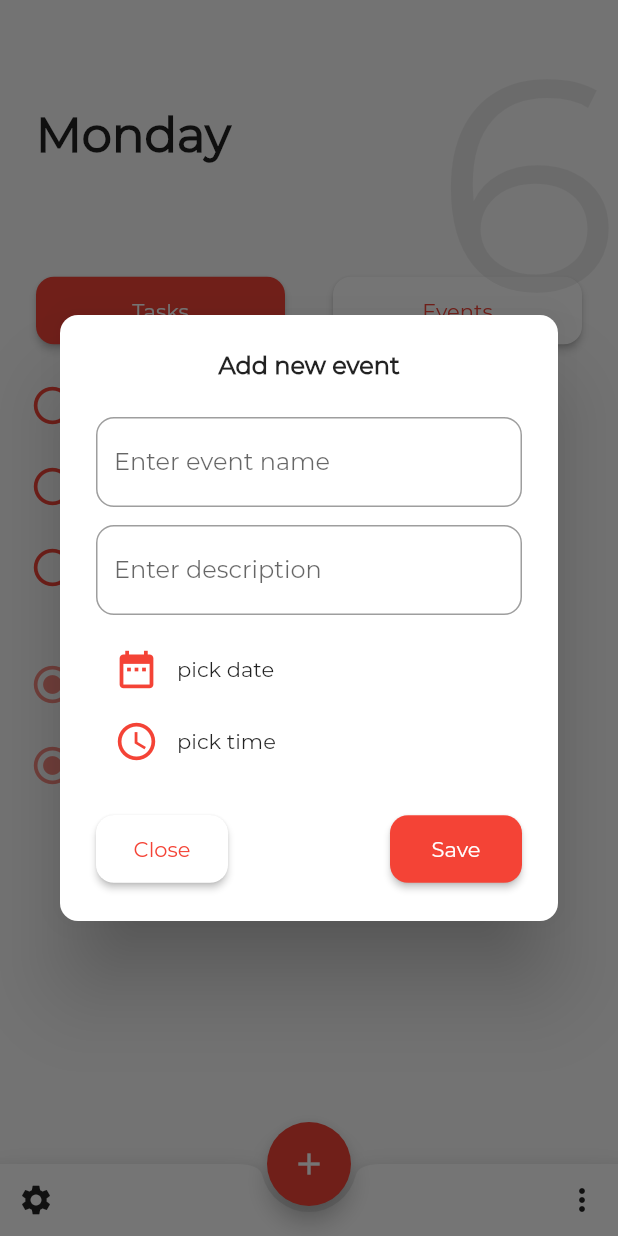
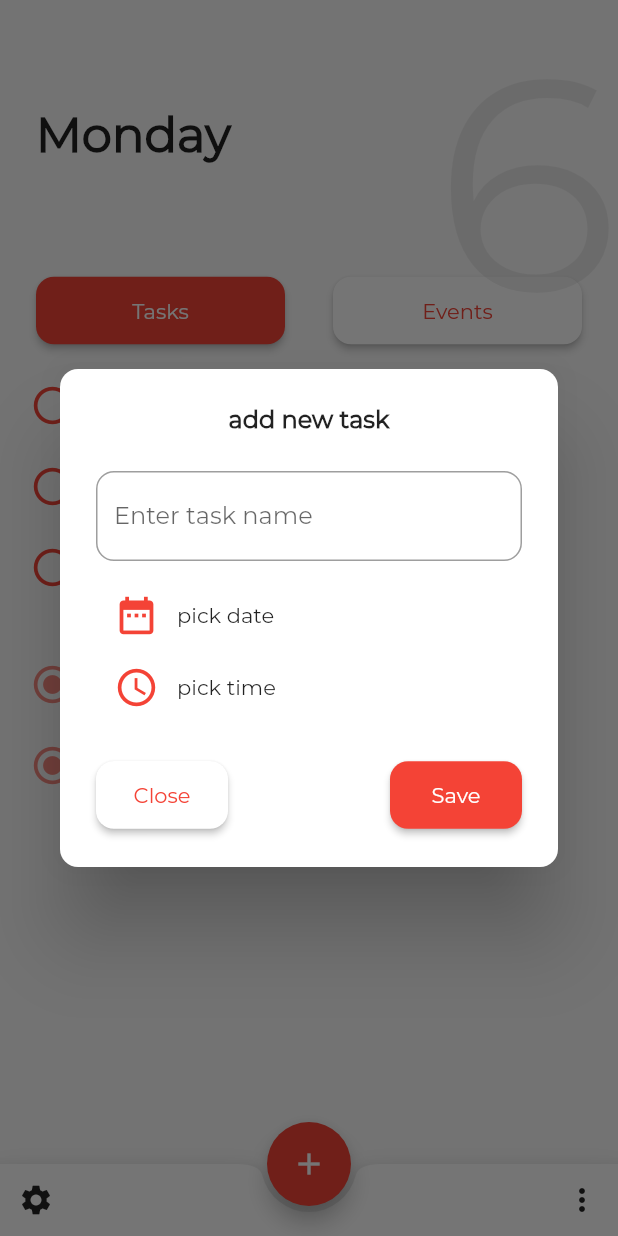
Before and after one commit to lucsbasto/todo-app, a Flutter app: the screen it shows after launch, after a tap on the "add" icon, on a phone screen of 412 x 824 dp. Run offline on Flutter 3.47's test engine with Material 2 defaults, Android fonts, the phone set to English and light mode, and no system bars.

Commit message:
renderizando formulário de acordo com a tela

```diff
--- a/lib/main.dart
+++ b/lib/main.dart
@@ -29,8 +29,17 @@ class MyHomePage extends StatefulWidget {
 }
 
 class _MyHomePageState extends State<MyHomePage> {
+  PageController _pageController = PageController();
+  double currentPage = 0;
+
   @override
   Widget build(BuildContext context) {
+    _pageController.addListener(() {
+      setState(() {
+        currentPage = _pageController.page;
+      });
+    });
+
     return Scaffold(
       body: Stack(
         children: <Widget>[
@@ -47,14 +56,13 @@ class _MyHomePageState extends State<MyHomePage> {
       floatingActionButton: FloatingActionButton(
         onPressed: () {
           showDialog(
+            barrierDismissible: false,
             context: context,
             builder: (BuildContext context) {
               return Dialog(
-                child: AddEventPage(),
+                child: currentPage == 0 ? AddTaskPage() : AddEventPage(),
                 shape: RoundedRectangleBorder(
-                  borderRadius: BorderRadius.all(
-                    Radius.circular(12),
-                  ),
+                  borderRadius: BorderRadius.all(Radius.circular(12)),
                 ),
               );
             },
@@ -99,6 +107,7 @@ class _MyHomePageState extends State<MyHomePage> {
         ),
         Expanded(
           child: PageView(
+            controller: _pageController,
             children: <Widget>[TaskPage(), EventPage()],
           ),
         ),
```
